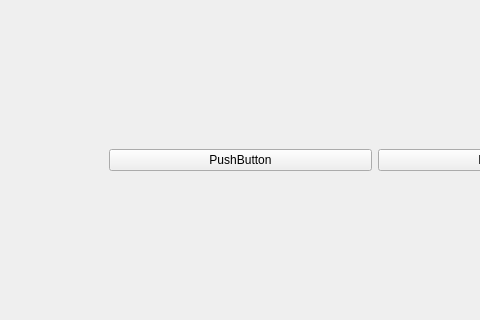
Qt form viewer.ui (dandyelf/3dviewer1.0) before a commit; both pictures show x 506 to 986 and y 166 to 486 of the 1156 by 675 pixel window.
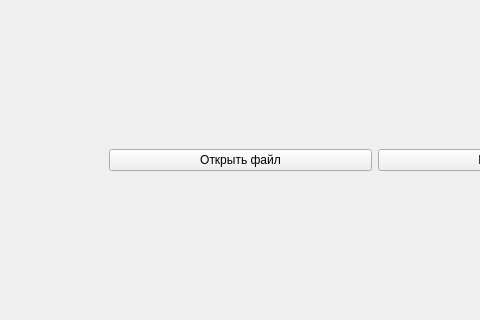
The same form after that commit. Custom widgets are drawn as their Qt base class.

```diff
--- a/viewer.ui
+++ b/viewer.ui
@@ -42,7 +42,7 @@
       <item>
        <widget class="QPushButton" name="pushButton">
         <property name="text">
-         <string>PushButton</string>
+         <string>Открыть файл</string>
         </property>
        </widget>
       </item>
```
